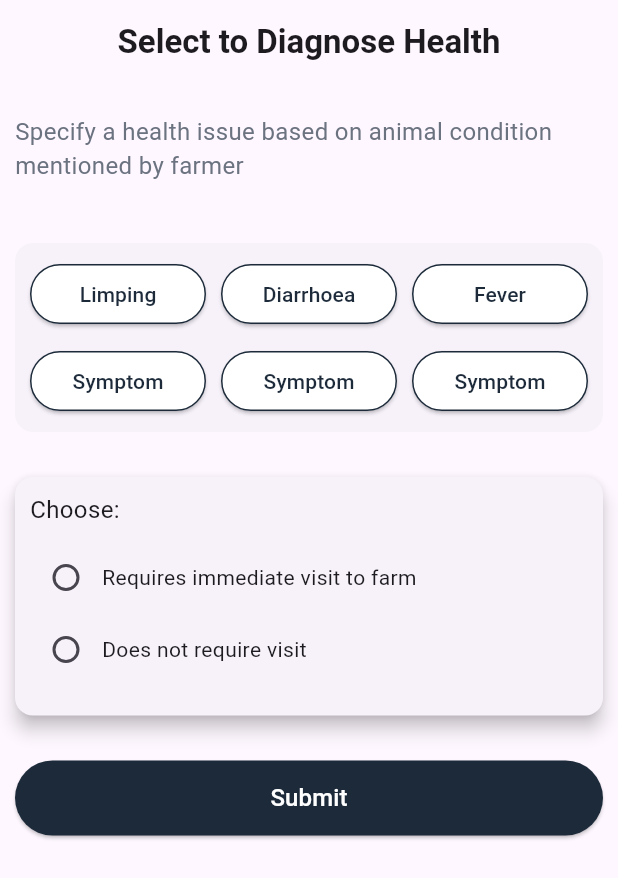
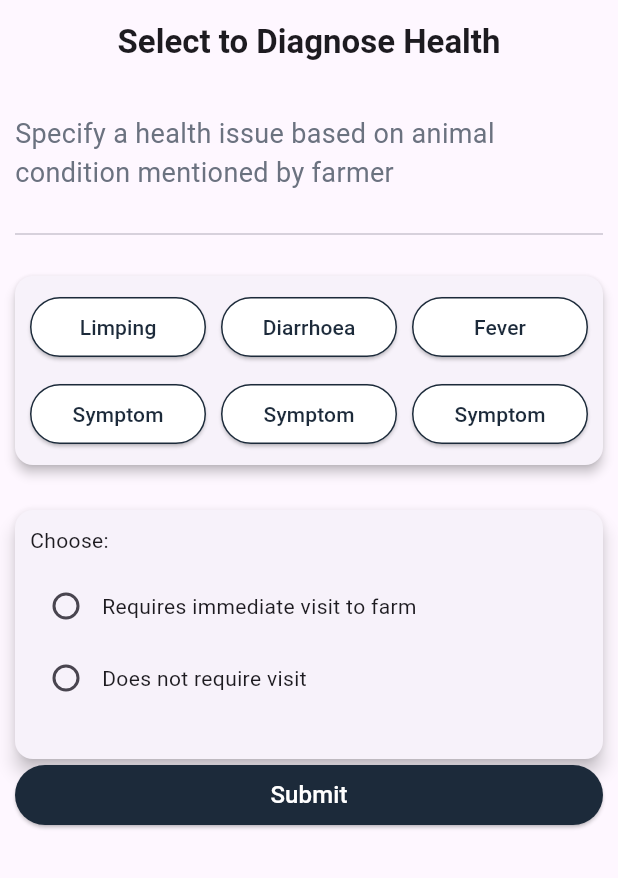
Before and after one commit to Avishka-bandara/FarmerVet, a Flutter app: the Diagnose_health screen opened directly, on a phone screen of 412 x 824 dp. Shown: the top 878 px of the screen. Run offline on Flutter 3.47's test engine with Material 3 defaults, Android fonts, the light colour scheme and no system bars; our stand-ins replace cloud_firestore, firebase_auth, firebase_core, firebase_storage, fl_chart, fluttertoast and 3 more; accounts and stored records are empty.

Commit message:
reproduction,diagnose,vet farm updated

```diff
--- a/lib/vet_add_new_reproduction.dart
+++ b/lib/vet_add_new_reproduction.dart
@@ -3,24 +3,6 @@ import 'package:get/get.dart';
 import 'package:farmervet/farmer_animalDetail.dart';
 import 'package:farmervet/daily_milk_entry.dart';
 import 'package:farmervet/farm_milk_output.dart';
-
-/*void main() {
-  runApp(Home());
-}
-
-class Home extends StatefulWidget {
-  @override
-  State<Home> createState() => _HomeState();
-}
-
-class _HomeState extends State<Home> {
-  @override
-  Widget build(BuildContext context) {
-    return GetMaterialApp(
-      home: ReproductionEntry(),
-    );
-  }
-}*/
 
 class ReproductionEntry extends StatefulWidget {
   @override
@@ -332,7 +314,7 @@ class CustomCardWidget extends StatelessWidget {
                           fit: BoxFit.cover,
                           alignment: Alignment
                               .bottomCenter // Ensures the image covers the entire container
-                      ),
+                          ),
                     ),
                   ),
                   SizedBox(width: 10),
--- a/lib/vet_diagnose_helath.dart
+++ b/lib/vet_diagnose_helath.dart
@@ -1,5 +1,3 @@
-import 'package:farmervet/vet_animal.dart';
-import 'package:farmervet/vet_farm_view.dart';
 import 'package:flutter/material.dart';
 import 'package:get/get.dart';
 import 'package:farmervet/farmer_animalDetail.dart';
@@ -29,23 +27,19 @@ class _diagnose_health extends State<Diagnose_health> {
             Text(
               "Specify a health issue based on animal condition mentioned by farmer",
               style: TextStyle(
-                  color: Color.fromRGBO(107, 114, 128, 1), fontSize: 16),
+                  color: Color.fromRGBO(107, 114, 128, 1), fontSize: 18),
             ),
             SizedBox(height: 20),
-            //Divider(),
+            Divider(),
             SizedBox(height: 10),
             CustomCardWidget(),
-            SizedBox(height: 30),
-            // bring the elevated buton in to bottom
-
             ElevatedButton(
-              style: ElevatedButton.styleFrom(
-                backgroundColor: Color.fromRGBO(28, 42, 58, 1),
-                fixedSize: Size(200, 50),
+              style: ButtonStyle(
+                backgroundColor: MaterialStateProperty.all<Color>(
+                    Color.fromRGBO(28, 42, 58, 1)),
               ),
               onPressed: () {
-                Navigator.push(context,
-                    MaterialPageRoute(builder: (context) => FarmViewScreen()));
+                // Functionality for the third button
               },
               child: Text(
                 "Submit",
@@ -81,7 +75,7 @@ class _CustomCardWidgetState extends State<CustomCardWidget> {
     return Column(
       children: [
         Card(
-          elevation: 0.0,
+          elevation: 3.0,
           margin: EdgeInsets.only(top: 10.0),
           child: InkWell(
             child: Padding(
@@ -292,7 +286,7 @@ class _CustomCardWidgetState extends State<CustomCardWidget> {
                 crossAxisAlignment: CrossAxisAlignment.start,
                 children: [
                   Row(
-                    children: [Text("Choose:", style: TextStyle(fontSize: 16))],
+                    children: [Text("Choose:")],
                   ),
                   SizedBox(height: 10),
                   Row(
@@ -329,10 +323,7 @@ class _CustomCardWidgetState extends State<CustomCardWidget> {
                   Visibility(
                     visible: _selectedRadio == 2,
                     // Show label when radio button with value 1 is selected
-                    child: Column(
-                      crossAxisAlignment: CrossAxisAlignment.start,
-                      children: [
-                        Container(
+                    child: Container(
                       width: 100,
                       height: 30,
                       decoration: BoxDecoration(
@@ -353,15 +344,14 @@ class _CustomCardWidgetState extends State<CustomCardWidget> {
                         ),
                       ),
                     ),
+                  ),
                   SizedBox(height: 10),
-                        Text(
-                          "* * Please advise the farmer by contacting them",
-                          style: TextStyle(
-                            color: Color.fromRGBO(234, 67, 53, 1),
-                            fontSize: 13.0,
-                          ),
-                        ),
-                      ],
+                  Visibility(
+                    visible: _selectedRadio == 2,
+                    // Show label when radio button with value 1 is selected
+                    child: Text(
+                      '** Please advice the farmer by contacting them ',
+                      style: TextStyle(color: Colors.red),
                     ),
                   ),
                 ],
--- a/lib/vet_farm_breeding_info.dart
+++ b/lib/vet_farm_breeding_info.dart
@@ -1,10 +1,10 @@
-import 'package:farmervet/vet_reproduction.dart';
 import 'package:flutter/material.dart';
 import 'package:get/get.dart';
 import 'package:farmervet/farmer_animalDetail.dart';
 import 'package:farmervet/daily_milk_entry.dart';
 import 'package:farmervet/farm_milk_output.dart';
 import 'package:farmervet/vet_add_new_reproduction.dart';
+
 import 'add_animal.dart';
 
 class BreedingInfo extends StatefulWidget {
@@ -184,11 +184,6 @@ class CustomCardWidget extends StatelessWidget {
                       ),
                       onPressed: () {
                         // Functionality for the second button
-                        Navigator.push(
-                          context,
-                          MaterialPageRoute(
-                              builder: (context) => vet_reproduction()),
-                        );
                       },
                       child: Text(
                         "View Reproduction",
```
Lines whose indentation alone changed are shown as unchanged.
